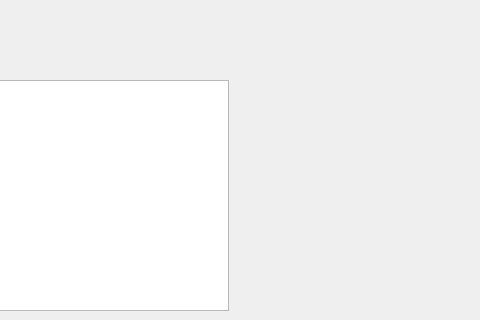
henryqingmo/Simple-Trivia, file game.ui: the form before one commit; both pictures show x 622 to 1102 and y 0 to 320 of the 1102 by 672 pixel window.
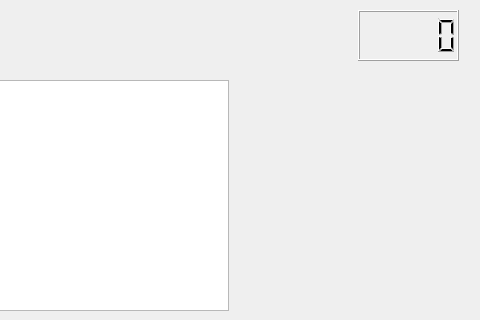
The form after the commit.

What changed in the file:
```diff
--- a/game.ui
+++ b/game.ui
@@ -84,6 +84,16 @@
     </item>
    </layout>
   </widget>
+  <widget class="QLCDNumber" name="lcdNumber">
+   <property name="geometry">
+    <rect>
+     <x>980</x>
+     <y>10</y>
+     <width>101</width>
+     <height>51</height>
+    </rect>
+   </property>
+  </widget>
  </widget>
  <resources/>
  <connections>
```
